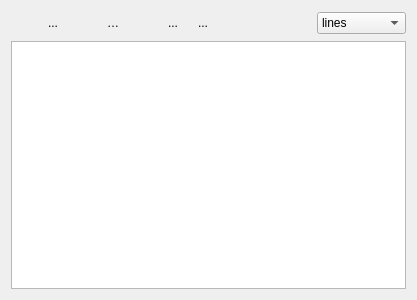
First picture: the form in ui/TraceTreeui.ui, repository MonroeQuantumNetworks/IonControl, before the edit.
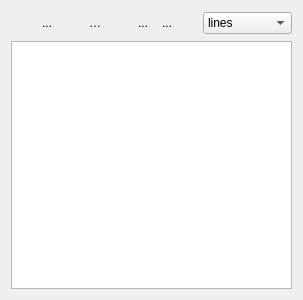
Second picture: the form after the edit. Icons and pictures are not drawn.

Patch:
```diff
--- a/ui/TraceTreeui.ui
+++ b/ui/TraceTreeui.ui
@@ -6,7 +6,7 @@
    <rect>
     <x>0</x>
     <y>0</y>
-    <width>417</width>
+    <width>287</width>
     <height>300</height>
    </rect>
   </property>
@@ -16,6 +16,9 @@
   <layout class="QVBoxLayout" name="verticalLayout">
    <item>
     <layout class="QHBoxLayout" name="horizontalLayout">
+     <property name="spacing">
+      <number>0</number>
+     </property>
      <item>
       <widget class="QToolButton" name="clearButton">
        <property name="sizePolicy">
```
